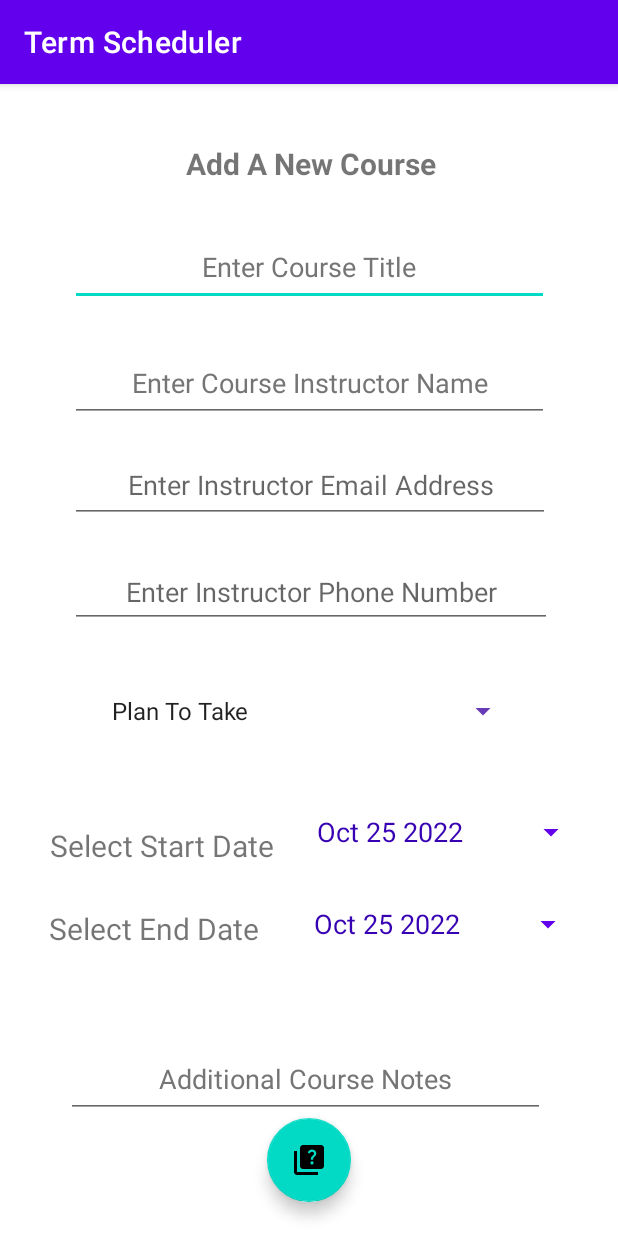
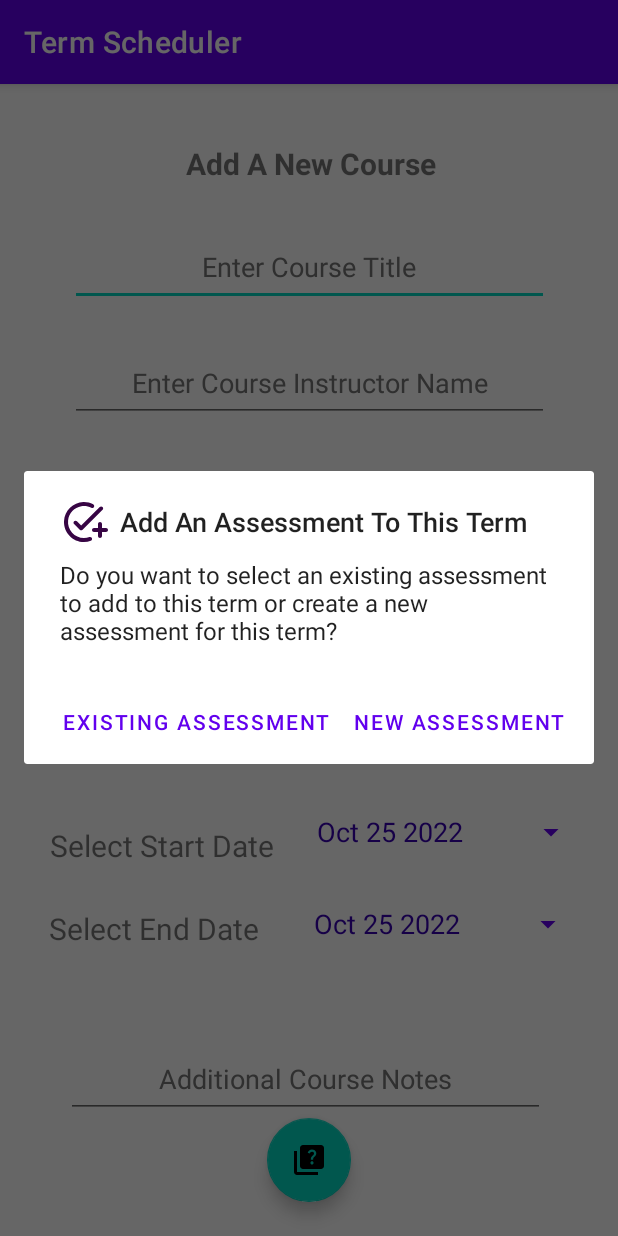
Before and after one commit to evilqueen599/C196MobileAppDevelopment, an Android app: the AddCourse screen opened directly, with no data from a screen before it, after a tap on an icon or button, on a phone screen of 412 x 824 dp. Run offline under Robolectric (Android 15) with nearby library versions, the phone set to English and light mode, and no system bars; our stand-ins replace Room's generated code; 2 statements that could not run were skipped; 1 other tap on this screen came first.

```diff
--- a/app/src/main/java/com/example/c196aloufi/UserInterface/AddAssessment.java
+++ b/app/src/main/java/com/example/c196aloufi/UserInterface/AddAssessment.java
@@ -31,6 +31,7 @@ import java.util.ResourceBundle;
 public class AddAssessment extends AppCompatActivity {
         private DatePickerDialog datePickerDialog;
         Integer assessmentId;
+        Integer editCourseId;
         String assessmentName;
         String editAssessmentName;
         String editAssessmentType;
@@ -54,6 +55,7 @@ public class AddAssessment extends AppCompatActivity {
                 editAssessmentName = getIntent().getStringExtra("assessmentTitle");
                 editAssessmentType = getIntent().getStringExtra("assessmentType");
                 editEndDate = getIntent().getStringExtra("endDate");
+                editCourseId = getIntent().getIntExtra("courseId", -1);
                 if (assessmentId == -1) {
                           setUpView();
                 } else {
@@ -96,13 +98,13 @@ public class AddAssessment extends AppCompatActivity {
                         }
                         if (assessmentId == -1) {
                                 int newAssessId = appRepo.getAllAssessments().get(appRepo.getAllAssessments().size() - 1).getAssessmentId() + 1;
-                                assessments = new Assessments(newAssessId, assessmentName, endDate, assessmentType, 0);
+                                assessments = new Assessments(newAssessId, assessmentName, endDate, assessmentType, editCourseId);
                                 appRepo.insert(assessments);
                                 Toast.makeText(AddAssessment.this, "New Assessment Created.", Toast.LENGTH_SHORT).show();
                                 Intent intent = new Intent(AddAssessment.this, AssessmentsList.class);
                                 startActivity(intent);
                         } else {
-                                assessments = new Assessments(assessmentId, assessmentName, endDate, assessmentType, 0);
+                                assessments = new Assessments(assessmentId, assessmentName, endDate, assessmentType, editCourseId);
                                 appRepo.update(assessments);
                                 Toast.makeText(AddAssessment.this, "Assessment has been updated.", Toast.LENGTH_SHORT).show();
                                 Intent intent = new Intent(AddAssessment.this, AssessmentsList.class);
--- a/app/src/main/java/com/example/c196aloufi/UserInterface/AddCourse.java
+++ b/app/src/main/java/com/example/c196aloufi/UserInterface/AddCourse.java
@@ -111,6 +111,7 @@ public class AddCourse extends AppCompatActivity {
         setContentView(R.layout.activity_add_course);
         assessmentAdapter = new MainScreenAssessmentAdapter(this);
         appRepo = new AppRepo(getApplication());
+        addAssessmentsBtn = findViewById(R.id.addAssessmentsBtn);
         courseId = getIntent().getIntExtra("courseId", -1);
         editCourseTitleTxt = getIntent().getStringExtra("courseName");
         editInstructorTxt = getIntent().getStringExtra("instructorName");
@@ -284,7 +285,7 @@ public class AddCourse extends AppCompatActivity {
         } else return false;
     }
 
-    private void addAssessmentToCourse(View view) {
+    public void addAssessmentToCourse(View view) {
         unassignedAssessments = new ArrayList<>();
         for (Assessments assessments : assocAssess) {
             if (assessments.getCourseId() <= -1) {
@@ -423,4 +424,5 @@ public class AddCourse extends AppCompatActivity {
     public void openEndDate(View view) {
         endDatePickerDialog.show();
     }
+
 }
--- a/app/src/main/res/layout/activity_add_course.xml
+++ b/app/src/main/res/layout/activity_add_course.xml
@@ -282,7 +282,7 @@
             android:id="@+id/addAssessmentsBtn"
             android:layout_width="wrap_content"
             android:layout_height="wrap_content"
-            android:onClick="AddAssessmentToCourse"
+            android:onClick="addAssessmentToCourse"
             android:src="@drawable/ic_baseline_quiz_24"
             android:text="Add Assessment to Course"
             app:layout_constraintBottom_toTopOf="@+id/courseCardView"
```
